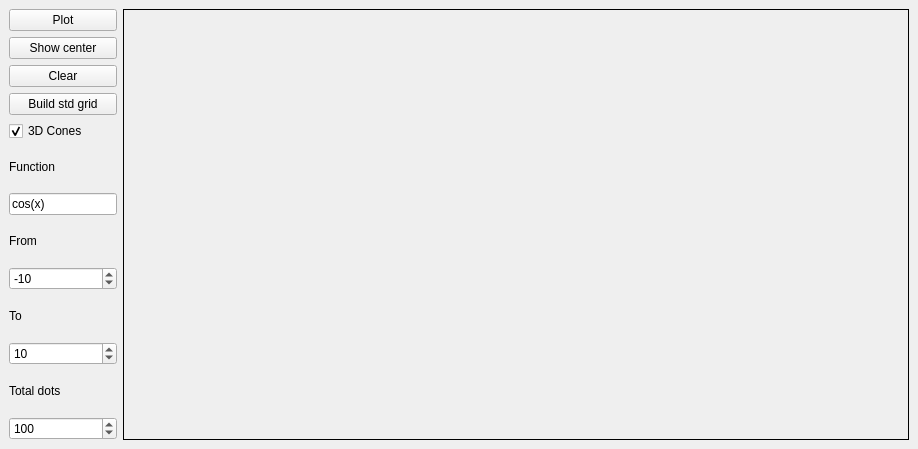
Before: the Qt Designer form lab_1/gui/mainwindow.ui in Qweyke/pyside-graph-plotter, drawn with Qt 5.
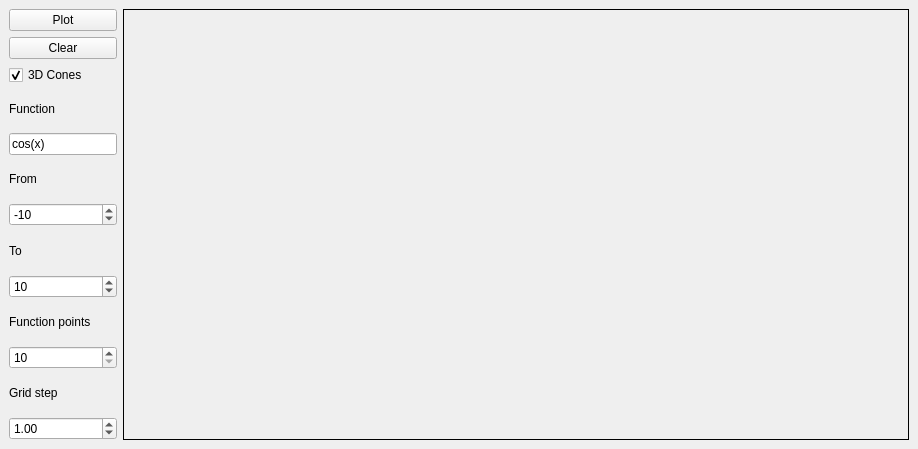
After: the same form once the commit is applied.

Commit message: feat: move axis-grid logic to separate class

What changed in the file:
```diff
--- a/lab_1/gui/mainwindow.ui
+++ b/lab_1/gui/mainwindow.ui
@@ -39,13 +39,6 @@
         </property>
        </widget>
       </item>
-      <item>
-       <widget class="QPushButton" name="center_btn">
-        <property name="text">
-         <string>Show center</string>
-        </property>
-       </widget>
-      </item>
       <item>
        <widget class="QPushButton" name="clear_btn">
         <property name="text">
@@ -53,13 +46,6 @@
         </property>
        </widget>
       </item>
-      <item>
-       <widget class="QPushButton" name="grid_btn">
-        <property name="text">
-         <string>Build std grid</string>
-        </property>
-       </widget>
-      </item>
       <item>
        <widget class="QCheckBox" name="cones_checkBox">
         <property name="enabled">
@@ -142,7 +128,7 @@
       <item>
        <widget class="QLabel" name="dots_lbl">
         <property name="text">
-         <string>Total dots</string>
+         <string>Function points</string>
         </property>
        </widget>
       </item>
@@ -152,10 +138,27 @@
          <number>10</number>
         </property>
         <property name="maximum">
-         <number>1000</number>
+         <number>10000</number>
+        </property>
+       </widget>
+      </item>
+      <item>
+       <widget class="QLabel" name="grid_step_lbl">
+        <property name="text">
+         <string>Grid step</string>
+        </property>
+       </widget>
+      </item>
+      <item>
+       <widget class="QDoubleSpinBox" name="grid_step_doubleSpinBox">
+        <property name="maximum">
+         <double>1.990000000000000</double>
+        </property>
+        <property name="singleStep">
+         <double>0.100000000000000</double>
         </property>
         <property name="value">
-         <number>100</number>
+         <double>1.000000000000000</double>
         </property>
        </widget>
       </item>
```
Left out of the diff: 4 changed lines with no effect on the pictures. The commit also changes 5 other files.
